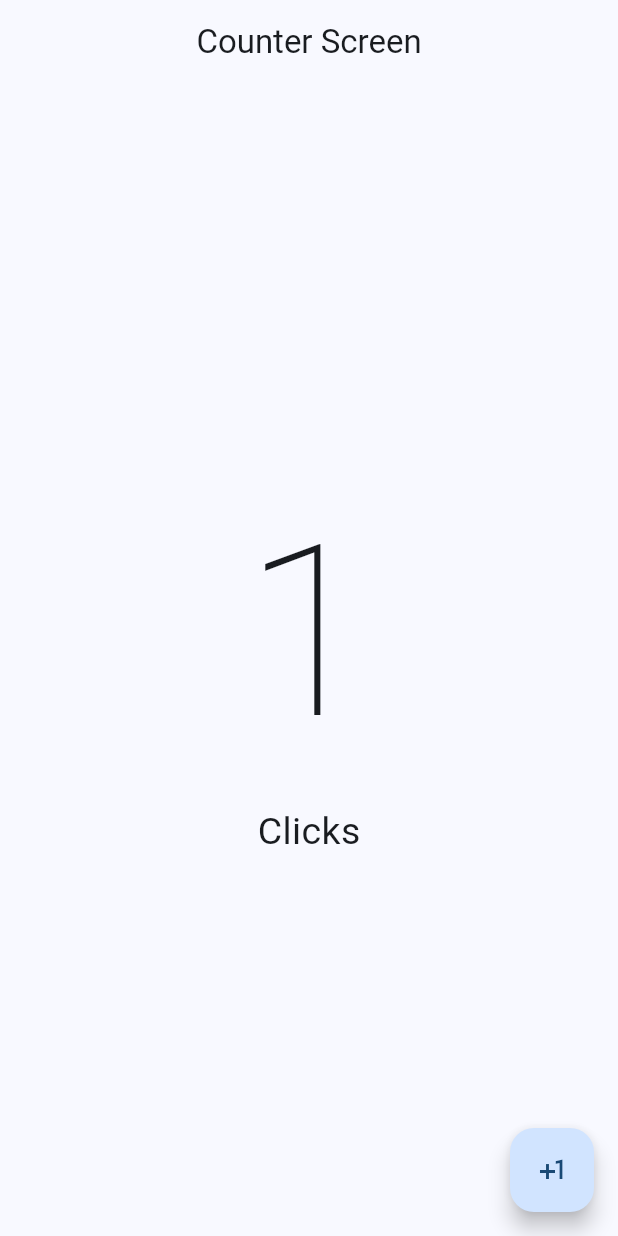
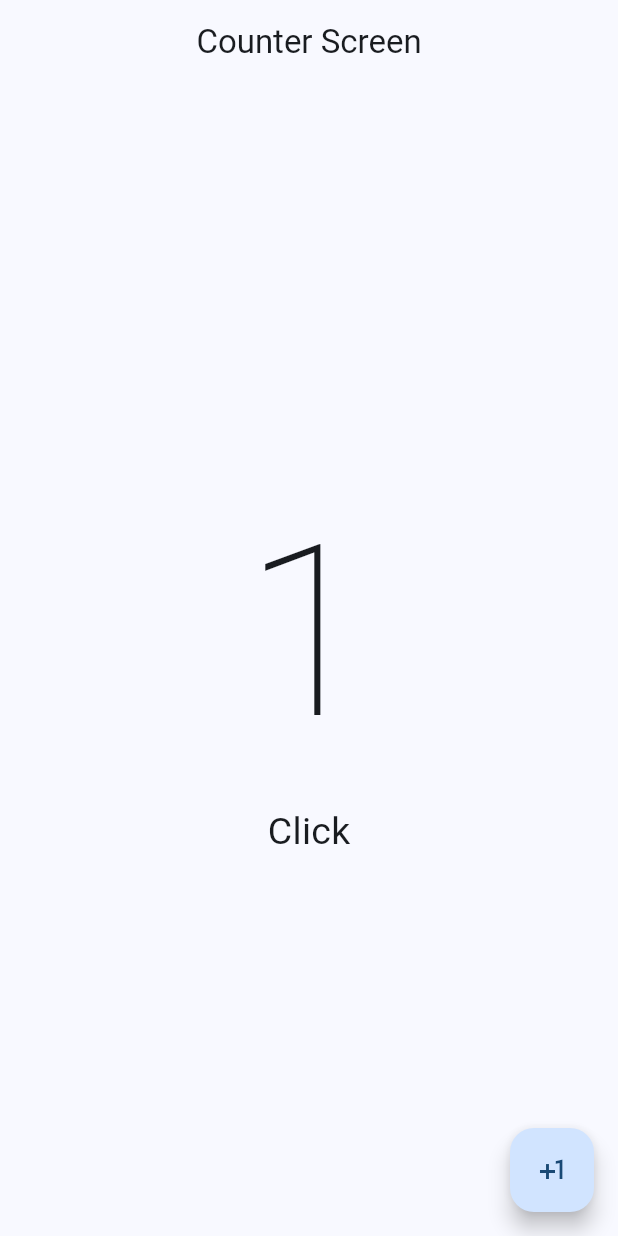
Before and after one commit to andrescaro16/flutter, a Flutter app: the screen it shows after launch, after a tap on the "plus one" icon, on a phone screen of 412 x 824 dp. Run offline on Flutter 3.47's test engine with Material 3 defaults, Android fonts, the light colour scheme and no system bars.

Commit message:
Operador ternario para cambiar palabra clicks

```diff
--- a/hello_world_app/lib/presentation/screens/counter/counter_screen.dart
+++ b/hello_world_app/lib/presentation/screens/counter/counter_screen.dart
@@ -27,7 +27,7 @@ class _CounterScreenState extends State<CounterScreen> {
               '$clickCounter',
               style: const TextStyle(fontSize: 160, fontWeight: FontWeight.w100),
             ),
-            const Text('Clicks', style: TextStyle(fontSize: 25))
+            Text('Click${(clickCounter == 1) ? '' : 's'}', style: const TextStyle(fontSize: 25))
           ],
         ),
       ),
```
